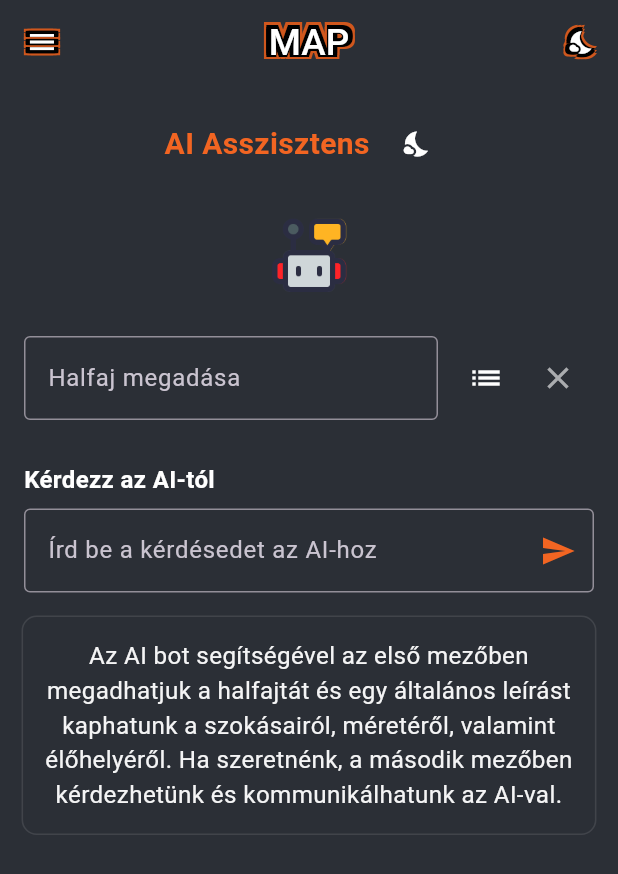
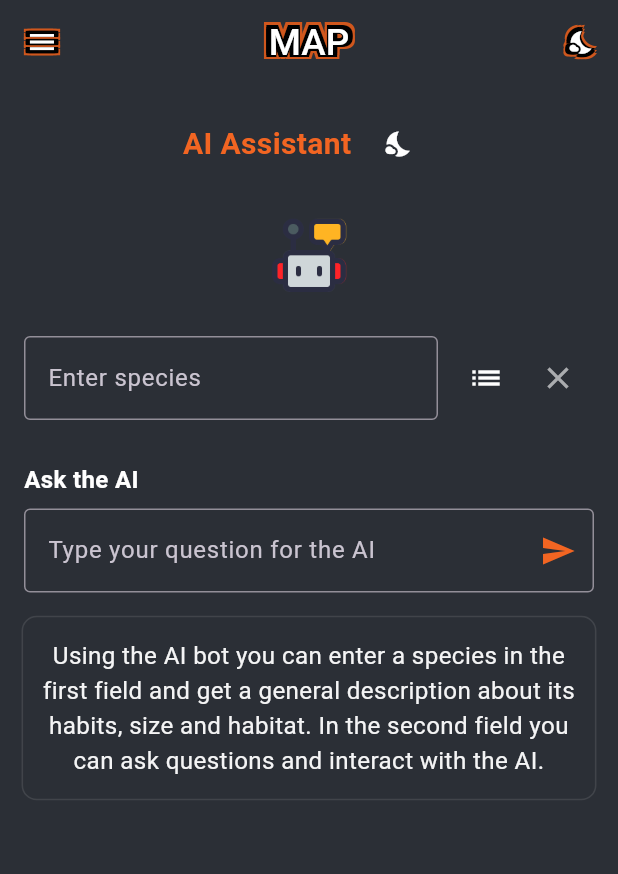
Before and after one commit to GedoLorand/Fish_app, a Flutter app: the AIAssistantScreen screen opened directly, on a phone screen of 412 x 824 dp. Shown: the top 874 px of the screen. Run offline on Flutter 3.47's test engine with Material 3 defaults, Android fonts, the phone set to English and light mode, and no system bars; our stand-ins replace cached_network_image, cloud_firestore, cloud_functions, firebase_auth, firebase_core, firebase_storage and 10 more; missing offline and left inert: flutter_map_marker_cluster; accounts and stored records are empty; Roboto replaces fonts that are missing (Boldonse); project files that could hold a hidden picture were left out.

Commit message:
AI asszisztens screen tobbnyelvuseg

```diff
--- a/lib/homepage/AIScreen/ai_assistant.dart
+++ b/lib/homepage/AIScreen/ai_assistant.dart
@@ -3,6 +3,7 @@ import 'package:login_fish_app/homepage/Header/global_header.dart';
 import 'package:login_fish_app/homepage/Header/custom_drawer.dart';
 import 'package:login_fish_app/homepage/Initial/initialType.dart';
 import 'package:cloud_firestore/cloud_firestore.dart';
+import 'package:get/get.dart';
 
 class AIAssistantScreen extends StatefulWidget {
   const AIAssistantScreen({Key? key}) : super(key: key);
@@ -13,7 +14,8 @@ class AIAssistantScreen extends StatefulWidget {
 
 class _AIAssistantScreenState extends State<AIAssistantScreen>
     with SingleTickerProviderStateMixin {
-  bool _isDayMode = false; // false = night (current), true = day (light background)
+  bool _isDayMode =
+      false; // false = night (current), true = day (light background)
   String? selectedFishType;
   final TextEditingController speciesController = TextEditingController();
   final TextEditingController questionController = TextEditingController();
@@ -44,8 +46,13 @@ class _AIAssistantScreenState extends State<AIAssistantScreen>
     _loadDynamicSpecies();
     speciesController.addListener(_onSpeciesChanged);
     questionController.addListener(_onQuestionChanged);
-    _pulseController = AnimationController(vsync: this, duration: const Duration(milliseconds: 1600))..repeat(reverse: true);
-    _pulseAnim = Tween<double>(begin: 0.99, end: 1.01).animate(CurvedAnimation(parent: _pulseController, curve: Curves.easeInOut));
+    _pulseController = AnimationController(
+      vsync: this,
+      duration: const Duration(milliseconds: 1600),
+    )..repeat(reverse: true);
+    _pulseAnim = Tween<double>(begin: 0.99, end: 1.01).animate(
+      CurvedAnimation(parent: _pulseController, curve: Curves.easeInOut),
+    );
   }
 
   void _onSpeciesChanged() {
@@ -87,13 +94,13 @@ class _AIAssistantScreenState extends State<AIAssistantScreen>
   void _askAiGeneral() {
     final q = questionController.text.trim();
     if (q.isEmpty) {
-      _addMessage('assistant', 'Kérlek írj be egy kérdést.');
+      _addMessage('assistant', 'please_enter_question'.tr);
       return;
     }
     _addMessage('user', q);
     _addMessage(
       'assistant',
-      'Válasz a következő kérdésre: "$q"\n(Helykitöltő válasz)',
+      '${'ai_response_prefix'.tr} "$q"\n${'placeholder_response'.tr}',
     );
     questionController.clear();
   }
@@ -104,14 +111,11 @@ class _AIAssistantScreenState extends State<AIAssistantScreen>
         ? selectedFishType!
         : (typed.isNotEmpty ? typed : null);
     if (species == null) {
-      _addMessage('assistant', 'Kérlek válassz vagy írj be egy halfajtát.');
+      _addMessage('assistant', 'choose_or_type_species'.tr);
       return;
     }
-    _addMessage('user', 'Kérdés a halfajtáról: $species');
-    _addMessage(
-      'assistant',
-      '$species — Részletes információk (helykitöltő):\n- Jellemzők: ...\n- Élőhely: ...\n- Fogási tippek: ...',
-    );
+    _addMessage('user', '${'question_about_species'.tr}$species');
+    _addMessage('assistant', '$species${'species_info_placeholder'.tr}');
     setState(() => _messageLocked = true);
   }
 
@@ -159,7 +163,9 @@ class _AIAssistantScreenState extends State<AIAssistantScreen>
   Widget build(BuildContext context) {
     final bgColor = _isDayMode ? Colors.white : AppTheme.surfaceColor;
     final textColor = _isDayMode ? Colors.black87 : AppTheme.textColor;
-    final surfaceColor = _isDayMode ? Colors.grey.shade200 : AppTheme.surfaceColor;
+    final surfaceColor = _isDayMode
+        ? Colors.grey.shade200
+        : AppTheme.surfaceColor;
     final primaryColor = AppTheme.primaryColor;
 
     final source = dynamicFishSuggestions.isNotEmpty
@@ -189,7 +195,7 @@ class _AIAssistantScreenState extends State<AIAssistantScreen>
                           mainAxisSize: MainAxisSize.min,
                           children: [
                             Text(
-                              'AI Asszisztens',
+                              'ai_assistant'.tr,
                               style: TextStyle(
                                 fontSize: 20,
                                 fontWeight: FontWeight.bold,
@@ -198,13 +204,16 @@ class _AIAssistantScreenState extends State<AIAssistantScreen>
                             ),
                             const SizedBox(width: 8),
                             IconButton(
-                              tooltip: _isDayMode ? 'Nappali mód' : 'Éjjeli mód',
+                              tooltip: _isDayMode
+                                  ? 'day_mode'.tr
+                                  : 'night_mode'.tr,
                               icon: Icon(
                                 _isDayMode ? Icons.wb_sunny : Icons.nights_stay,
                                 color: textColor,
                                 size: 20,
                               ),
-                              onPressed: () => setState(() => _isDayMode = !_isDayMode),
+                              onPressed: () =>
+                                  setState(() => _isDayMode = !_isDayMode),
                             ),
                           ],
                         ),
@@ -229,18 +238,25 @@ class _AIAssistantScreenState extends State<AIAssistantScreen>
                         children: [
                           Expanded(
                             child: Autocomplete<String>(
-                              optionsBuilder: (TextEditingValue textEditingValue) {
-                                final q = textEditingValue.text.toLowerCase();
-                                if (q.isEmpty) return const Iterable<String>.empty();
-                                return source.where((s) => s.toLowerCase().contains(q));
+                              optionsBuilder:
+                                  (TextEditingValue textEditingValue) {
+                                    final q = textEditingValue.text
+                                        .toLowerCase();
+                                    if (q.isEmpty)
+                                      return const Iterable<String>.empty();
+                                    return source.where(
+                                      (s) => s.toLowerCase().contains(q),
+                                    );
                                   },
                               onSelected: (s) => setState(() {
                                 selectedFishType = s;
                                 speciesController.text = s;
-                                if (_autocompleteController != null) _autocompleteController!.text = s;
+                                if (_autocompleteController != null)
+                                  _autocompleteController!.text = s;
                                 _messageLocked = true;
                               }),
-                              fieldViewBuilder: (
+                              fieldViewBuilder:
+                                  (
                                     context,
                                     controller,
                                     focusNode,
@@ -248,7 +264,9 @@ class _AIAssistantScreenState extends State<AIAssistantScreen>
                                   ) {
                                     _autocompleteController = controller;
                                     if (!_autocompleteListenerAttached) {
-                                  controller.addListener(_onAutocompleteChanged);
+                                      controller.addListener(
+                                        _onAutocompleteChanged,
+                                      );
                                       _autocompleteListenerAttached = true;
                                     }
                                     return TextField(
@@ -256,12 +274,13 @@ class _AIAssistantScreenState extends State<AIAssistantScreen>
                                       controller: controller,
                                       focusNode: focusNode,
                                       decoration: InputDecoration(
-                                    hintText: 'Halfaj megadása',
+                                        hintText: 'species_hint'.tr,
                                         border: OutlineInputBorder(),
                                       ),
                                     );
                                   },
-                              optionsViewBuilder: (context, onSelectedCallback, options) {
+                              optionsViewBuilder:
+                                  (context, onSelectedCallback, options) {
                                     final opts = options.toList();
                                     return Align(
                                       alignment: Alignment.topLeft,
@@ -270,17 +289,29 @@ class _AIAssistantScreenState extends State<AIAssistantScreen>
                                         child: ConstrainedBox(
                                           constraints: BoxConstraints(
                                             maxHeight: 220,
-                                        maxWidth: MediaQuery.of(context).size.width - 100,
+                                            maxWidth:
+                                                MediaQuery.of(
+                                                  context,
+                                                ).size.width -
+                                                100,
                                           ),
                                           child: ListView.separated(
                                             shrinkWrap: true,
                                             itemCount: opts.length,
-                                        separatorBuilder: (_, __) => const Divider(height: 1),
+                                            separatorBuilder: (_, __) =>
+                                                const Divider(height: 1),
                                             itemBuilder: (context, index) {
                                               final s = opts[index] as String;
                                               return ListTile(
-                                            title: Text(s, style: TextStyle(color: textColor)),
-                                            onTap: () { onSelectedCallback(s); },
+                                                title: Text(
+                                                  s,
+                                                  style: TextStyle(
+                                                    color: textColor,
+                                                  ),
+                                                ),
+                                                onTap: () {
+                                                  onSelectedCallback(s);
+                                                },
                                               );
                                             },
                                           ),
@@ -292,12 +323,18 @@ class _AIAssistantScreenState extends State<AIAssistantScreen>
                           ),
                           const SizedBox(width: 8),
                           IconButton(
-                            tooltip: 'Lista megnyitása',
+                            tooltip: 'open_list'.tr,
                             icon: Icon(Icons.list, color: textColor),
-                            onPressed: _speciesLocked ? null : () => _showSpeciesPicker(context, source, textColor),
+                            onPressed: _speciesLocked
+                                ? null
+                                : () => _showSpeciesPicker(
+                                    context,
+                                    source,
+                                    textColor,
+                                  ),
                           ),
                           IconButton(
-                            tooltip: 'Törlés',
+                            tooltip: 'clear'.tr,
                             icon: Icon(
                               Icons.clear,
                               color: textColor.withOpacity(0.6),
@@ -305,7 +342,8 @@ class _AIAssistantScreenState extends State<AIAssistantScreen>
                             onPressed: () => setState(() {
                               selectedFishType = null;
                               speciesController.clear();
-                              if (_autocompleteController != null) _autocompleteController!.clear();
+                              if (_autocompleteController != null)
+                                _autocompleteController!.clear();
                               _messageLocked = false;
                             }),
                           ),
@@ -327,7 +365,7 @@ class _AIAssistantScreenState extends State<AIAssistantScreen>
                               });
                               FocusScope.of(context).unfocus();
                             },
-                            child: const Text('Alkalmazás'),
+                            child: Text('apply'.tr),
                           ),
                         ),
                       ],
@@ -336,7 +374,7 @@ class _AIAssistantScreenState extends State<AIAssistantScreen>
 
                       // Question input
                       Text(
-                        'Kérdezz az AI-tól',
+                        'ask_ai'.tr,
                         style: TextStyle(
                           fontSize: 16,
                           fontWeight: FontWeight.bold,
@@ -349,14 +387,11 @@ class _AIAssistantScreenState extends State<AIAssistantScreen>
                         controller: questionController,
                         decoration: InputDecoration(
                           hintText: _messageLocked
-                              ? 'Lezárva: előbb töröld a halfajta mezőt'
-                              : 'Írd be a kérdésedet az AI-hoz',
+                              ? 'locked_hint'.tr
+                              : 'enter_question'.tr,
                           border: OutlineInputBorder(),
                           suffixIcon: IconButton(
-                            icon: Icon(
-                              Icons.send,
-                              color: primaryColor,
-                            ),
+                            icon: Icon(Icons.send, color: primaryColor),
                             onPressed: _messageLocked ? null : _askAiGeneral,
                           ),
                         ),
@@ -372,16 +407,24 @@ class _AIAssistantScreenState extends State<AIAssistantScreen>
                             scale: _pulseAnim,
                             child: Container(
                               width: double.infinity,
-                              padding: const EdgeInsets.symmetric(horizontal: 12, vertical: 14),
+                              padding: const EdgeInsets.symmetric(
+                                horizontal: 12,
+                                vertical: 14,
+                              ),
                               decoration: BoxDecoration(
                                 color: surfaceColor.withOpacity(0.20),
                                 borderRadius: BorderRadius.circular(10),
-                                border: Border.all(color: textColor.withOpacity(0.10)),
+                                border: Border.all(
+                                  color: textColor.withOpacity(0.10),
+                                ),
                               ),
                               child: Text(
-                                'Az AI bot segítségével az első mezőben megadhatjuk a halfajtát és egy általános leírást kaphatunk a szokásairól, méretéről, valamint élőhelyéről. Ha szeretnénk, a második mezőben kérdezhetünk és kommunikálhatunk az AI-val.',
+                                'ai_helper'.tr,
                                 textAlign: TextAlign.center,
-                                style: TextStyle(fontSize: 16, color: textColor.withOpacity(0.95)),
+                                style: TextStyle(
+                                  fontSize: 16,
+                                  color: textColor.withOpacity(0.95),
+                                ),
                               ),
                             ),
                           ),
@@ -392,7 +435,7 @@ class _AIAssistantScreenState extends State<AIAssistantScreen>
                       if (_messages.isNotEmpty) ...[
                         const SizedBox(height: 8),
                         Text(
-                          'Válaszok',
+                          'answers'.tr,
                           style: TextStyle(
                             color: textColor,
                             fontWeight: FontWeight.w600,
@@ -419,17 +462,11 @@ class _AIAssistantScreenState extends State<AIAssistantScreen>
                                     padding: const EdgeInsets.all(10),
                                     decoration: BoxDecoration(
                                       color: isUser
-                                          ? primaryColor.withOpacity(
-                                              0.9,
-                                            )
-                                          : surfaceColor.withOpacity(
-                                              0.04,
-                                            ),
+                                          ? primaryColor.withOpacity(0.9)
+                                          : surfaceColor.withOpacity(0.04),
                                       borderRadius: BorderRadius.circular(8),
                                       border: Border.all(
-                                        color: textColor.withOpacity(
-                                          0.04,
-                                        ),
+                                        color: textColor.withOpacity(0.04),
                                       ),
                                     ),
                                     child: Text(
--- a/lib/i18n/translations.dart
+++ b/lib/i18n/translations.dart
@@ -29,6 +29,25 @@ class AppTranslations extends Translations {
       'gallery': 'Gallery',
       'filters': 'Filters',
       'ai_assistant': 'AI Assistant',
+      'day_mode': 'Day mode',
+      'night_mode': 'Night mode',
+      'species_hint': 'Enter species',
+      'open_list': 'Open list',
+      'clear': 'Clear',
+      'apply': 'Apply',
+      'ask_ai': 'Ask the AI',
+      'locked_hint': 'Locked: clear the species field first',
+      'enter_question': 'Type your question for the AI',
+      'ai_helper':
+          'Using the AI bot you can enter a species in the first field and get a general description about its habits, size and habitat. In the second field you can ask questions and interact with the AI.',
+      'answers': 'Answers',
+      'please_enter_question': 'Please enter a question.',
+      'choose_or_type_species': 'Please choose or type a fish species.',
+      'ai_response_prefix': 'Answer to the following question:',
+      'placeholder_response': '(Placeholder answer)',
+      'question_about_species': 'Question about species: ',
+      'species_info_placeholder':
+          ' — Detailed information (placeholder):\n- Characteristics: ...\n- Habitat: ...\n- Catching tips: ...',
       'settings': 'Settings',
       'privacy_policy': 'Privacy Policy',
       'terms_conditions': 'Terms and Conditions',
@@ -104,6 +123,25 @@ class AppTranslations extends Translations {
       'gallery': 'Galéria',
       'filters': 'Szűrők',
       'ai_assistant': 'AI asszisztens',
+      'day_mode': 'Nappali mód',
+      'night_mode': 'Éjjeli mód',
+      'species_hint': 'Halfaj megadása',
+      'open_list': 'Lista megnyitása',
+      'clear': 'Törlés',
+      'apply': 'Alkalmazás',
+      'ask_ai': 'Kérdezz az AI-tól',
+      'locked_hint': 'Lezárva: előbb töröld a halfajta mezőt',
+      'enter_question': 'Írd be a kérdésedet az AI-hoz',
+      'ai_helper':
+          'Az AI bot segítségével az első mezőben megadhatjuk a halfajtát és egy általános leírást kaphatunk a szokásairól, méretéről, valamint élőhelyéről. Ha szeretnénk, a második mezőben kérdezhetünk és kommunikálhatunk az AI-val.',
+      'answers': 'Válaszok',
+      'please_enter_question': 'Kérlek írj be egy kérdést.',
+      'choose_or_type_species': 'Kérlek válassz vagy írj be egy halfajtát.',
+      'ai_response_prefix': 'Válasz a következő kérdésre:',
+      'placeholder_response': '(Helykitöltő válasz)',
+      'question_about_species': 'Kérdés a halfajtáról: ',
+      'species_info_placeholder':
+          ' — Részletes információk (helykitöltő):\n- Jellemzők: ...\n- Élőhely: ...\n- Fogási tippek: ...',
       'settings': 'Beállítások',
       'privacy_policy': 'Adatvédelmi szabályzat',
       'terms_conditions': 'Felhasználási feltételek',
@@ -179,6 +217,26 @@ class AppTranslations extends Translations {
       'gallery': 'Galerie',
       'filters': 'Filtre',
       'ai_assistant': 'Asistent AI',
+      'day_mode': 'Mod zi',
+      'night_mode': 'Mod noapte',
+      'species_hint': 'Introduceți specia',
+      'open_list': 'Deschide lista',
+      'clear': 'Șterge',
+      'apply': 'Aplică',
+      'ask_ai': 'Întreabă AI-ul',
+      'locked_hint': 'Blocat: golește mai întâi câmpul speciei',
+      'enter_question': 'Tastează întrebarea pentru AI',
+      'ai_helper':
+          'Folosind botul AI puteți introduce o specie în primul câmp și obține o descriere generală despre obiceiurile, dimensiunea și habitatul său. În al doilea câmp puteți pune întrebări și interacționa cu AI-ul.',
+      'answers': 'Răspunsuri',
+      'please_enter_question': 'Vă rugăm introduceți o întrebare.',
+      'choose_or_type_species':
+          'Vă rugăm alegeți sau tastați o specie de pește.',
+      'ai_response_prefix': 'Răspuns la următoarea întrebare:',
+      'placeholder_response': '(Răspuns substitut)',
+      'question_about_species': 'Întrebare despre specie: ',
+      'species_info_placeholder':
+          ' — Informații detaliate (substitut):\n- Caracteristici: ...\n- Habitat: ...\n- Sfaturi de pescuit: ...',
       'settings': 'Setări',
       'privacy_policy': 'Politica de confidențialitate',
       'terms_conditions': 'Termeni și condiții',
```
Lines whose indentation alone changed are shown as unchanged.
